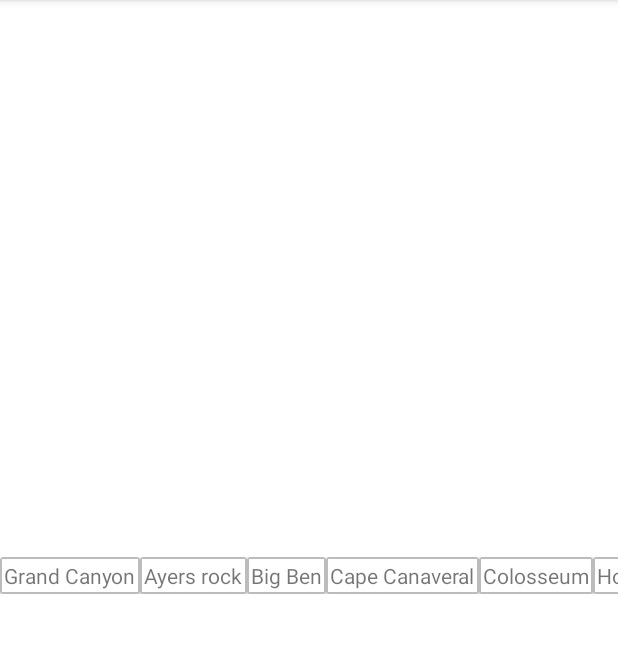
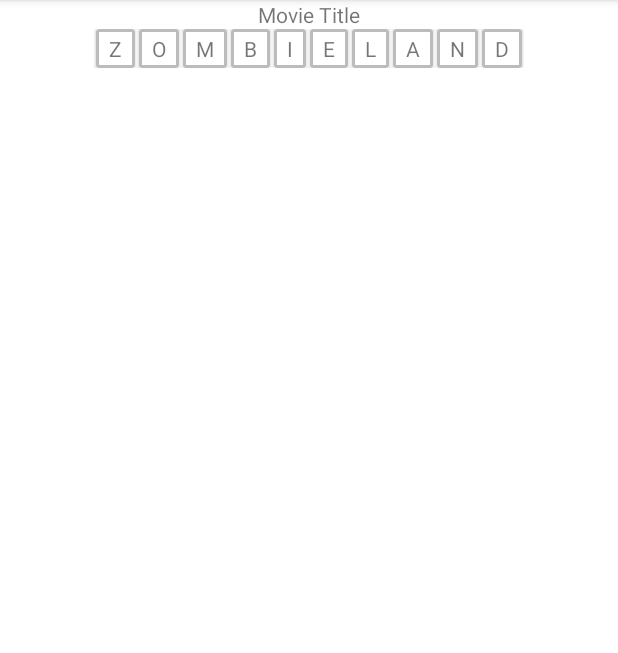
Before and after one commit to rjdp123/s205357-Wheel_of_Fortune, an Android app: the screen it shows after launch (MainActivity), after a tap on "Play Game", on a phone screen of 412 x 824 dp, the part 84-737 px from its top. Run offline under Robolectric (Android 15) with nearby library versions, the phone set to English and light mode, and no system bars.

Commit message:
Tilfældig ord i recyclerview med dertilhørende kategori

```diff
--- a/app/src/main/java/com/example/s205357_wheeloffortune/adapter/LetterCardAdapter.kt
+++ b/app/src/main/java/com/example/s205357_wheeloffortune/adapter/LetterCardAdapter.kt
@@ -15,7 +15,7 @@ import com.example.s205357_wheeloffortune.model.Word
 // Lidt en sammenblanding af adapteren fra Dogglers-app fra Android Codelabs, prøve sig frem og https://medium.com/inside-ppl-b7/recyclerview-inside-fragment-with-android-studio-680cbed59d84
 class LetterCardAdapter(
     private val context: Context?,
-    private val dataset: List<Word>
+    private val dataset: Word
 ): RecyclerView.Adapter<LetterCardAdapter.LetterCardViewHolder>(), ListAdapter {
 
     class LetterCardViewHolder(view: View?): RecyclerView.ViewHolder(view!!) {
@@ -26,12 +26,22 @@ class LetterCardAdapter(
         return LetterCardViewHolder(LayoutInflater.from(parent.context).inflate(R.layout.letter_card, parent, false))
     }
 
-    override fun getItemCount(): Int = dataset.size
+    // -2 da der kommer et element før og efter ordet
+    override fun getItemCount(): Int = (dataset.word.split("").size)-2
 
     override fun onBindViewHolder(holder: LetterCardViewHolder, position: Int) {
         val resources = context?.resources
-        val item = dataset[position]
-        holder.letterView.text = resources?.getString(R.string.letter, item.word)
+
+        // Opdeler ordet og ligger det i sin egen liste
+        val formattedDataset = dataset.word.split("").toMutableList()
+        // Der er allerede fjernet to kasser for de to tomme strings før og efter ordet.
+        // Nu skal ordet bare "rykkes" på plads, ved at fjerne de to tomme elemter fra listen
+        formattedDataset.removeFirst()
+        formattedDataset.removeLast()
+
+        val item = formattedDataset[position]
+
+        holder.letterView.text = resources?.getString(R.string.letter, item)
     }
 
     // Får fejl med adapterklassen hvis ikke implementeret, selvom den er uden funktion?
--- a/app/src/main/java/com/example/s205357_wheeloffortune/data/DataSource.kt
+++ b/app/src/main/java/com/example/s205357_wheeloffortune/data/DataSource.kt
@@ -6,8 +6,9 @@ import com.example.s205357_wheeloffortune.model.Word
 object DataSource {
 
     val words: List<Word> = listOf(
+        Word("Landmark", "Hej med dig, mit navn er Kaj. Hvad er dit? Håber du har det rigtig godt, for så bliver jeg mega meget glad."),
         Word("Landmark", "Grand Canyon"),
-        Word("Landmark", "Ayers rock"),
+        Word("Landmark", "Ayers Rock"),
         Word("Landmark", "Big Ben"),
         Word("Landmark", "Cape Canaveral"),
         Word("Landmark", "Colosseum"),
--- a/app/src/main/java/com/example/s205357_wheeloffortune/fragments/GamePlayFragment.kt
+++ b/app/src/main/java/com/example/s205357_wheeloffortune/fragments/GamePlayFragment.kt
@@ -1,9 +1,12 @@
 package com.example.s205357_wheeloffortune.fragments
 
 import android.os.Bundle
+import android.provider.ContactsContract
+import android.provider.UserDictionary
 import android.view.LayoutInflater
 import android.view.View
 import android.view.ViewGroup
+import android.widget.TextView
 import androidx.fragment.app.Fragment
 import androidx.recyclerview.widget.LinearLayoutManager
 import androidx.recyclerview.widget.RecyclerView
@@ -17,12 +20,18 @@ class GamePlayFragment : Fragment() {
 
     override fun onCreateView(inflater: LayoutInflater, container: ViewGroup?, savedInstanceState: Bundle?): View? {
 
+        // Vælge random ord med offset af 1
+        val randomWordNr = (0..((DataSource.words.size)-1)).random()
+
         val view = inflater.inflate(R.layout.game_play_fragment, container, false)
         val recyclerView: RecyclerView = view.findViewById(R.id.letter_recyclerview)
 
         recyclerView.layoutManager = LinearLayoutManager(context, LinearLayoutManager.HORIZONTAL, false)
-        val adapter = LetterCardAdapter(context, DataSource.words)
+        val adapter = LetterCardAdapter(context, DataSource.words[randomWordNr])
         recyclerView.adapter = adapter
+
+        val categoryTextView: TextView = view.findViewById(R.id.category) as TextView
+        categoryTextView.text = DataSource.words[randomWordNr].category
 
         return view
 
--- a/app/src/main/res/layout/game_play_fragment.xml
+++ b/app/src/main/res/layout/game_play_fragment.xml
@@ -1,18 +1,30 @@
 <?xml version="1.0" encoding="utf-8"?>
-<FrameLayout xmlns:android="http://schemas.android.com/apk/res/android"
-    xmlns:tools="http://schemas.android.com/tools"
+<androidx.constraintlayout.widget.ConstraintLayout xmlns:android="http://schemas.android.com/apk/res/android"
+    xmlns:app="http://schemas.android.com/apk/res-auto"
     android:layout_width="match_parent"
-    android:layout_height="match_parent"
-    xmlns:app="http://schemas.android.com/apk/res-auto">
+    android:layout_height="match_parent">
+
+        <TextView
+            android:id="@+id/category"
+            android:layout_width="wrap_content"
+            android:layout_height="wrap_content"
+            android:text="@string/category"
+            app:layout_constraintEnd_toEndOf="parent"
+            app:layout_constraintStart_toStartOf="parent"
+            app:layout_constraintTop_toTopOf="parent" />
 
         <androidx.recyclerview.widget.RecyclerView
             android:id="@+id/letter_recyclerview"
-            android:layout_width="match_parent"
+            android:layout_width="wrap_content"
             android:layout_height="wrap_content"
             android:layout_gravity="center"
             android:orientation="horizontal"
-            app:layoutManager="androidx.recyclerview.widget.LinearLayoutManager" />
+            app:layoutManager="androidx.recyclerview.widget.LinearLayoutManager"
+            app:layout_constraintTop_toBottomOf="@id/category"
+            app:layout_constraintStart_toStartOf="parent"
+            app:layout_constraintEnd_toEndOf="parent"/>
 
-</FrameLayout>
 
-    <!-- Orientation kan fjernes efter design, da Fragment bestemmer layout -->
+
+
+</androidx.constraintlayout.widget.ConstraintLayout>
--- a/app/src/main/res/layout/letter_card.xml
+++ b/app/src/main/res/layout/letter_card.xml
@@ -4,26 +4,25 @@
     android:layout_width="wrap_content"
     android:layout_height="wrap_content"
     android:id="@+id/letter_box"
-    card_view:contentPadding="1dp"
+    card_view:contentPadding="2dp"
+    android:layout_marginHorizontal="1dp"
     card_view:cardBackgroundColor="#BCBCBC">
 
     <RelativeLayout
         android:layout_width="wrap_content"
         android:layout_height="wrap_content"
-        android:background="@color/white">
+        android:background="@color/white"
+        android:padding="1dp"
+        android:layout_gravity="center">
 
-        <LinearLayout
+        <TextView
+            android:id="@+id/letter"
             android:layout_width="wrap_content"
-            android:layout_height="wrap_content">
+            android:layout_height="wrap_content"
+            android:text="H"
+            android:textAllCaps="true"
+            android:layout_marginHorizontal="5dp"/>
 
-            <TextView
-                android:id="@+id/letter"
-                android:layout_width="match_parent"
-                android:layout_height="match_parent"
-                android:text="H"
-                android:padding="1dp"/>
-
-        </LinearLayout>
 
     </RelativeLayout>
 
--- a/app/src/main/res/values/strings.xml
+++ b/app/src/main/res/values/strings.xml
@@ -1,4 +1,5 @@
 <resources>
     <string name="app_name">s205357 - Wheel of Fortune</string>
     <string name="letter">%1$s</string>
+    <string name="category"><u>Category</u></string>
 </resources>
```
